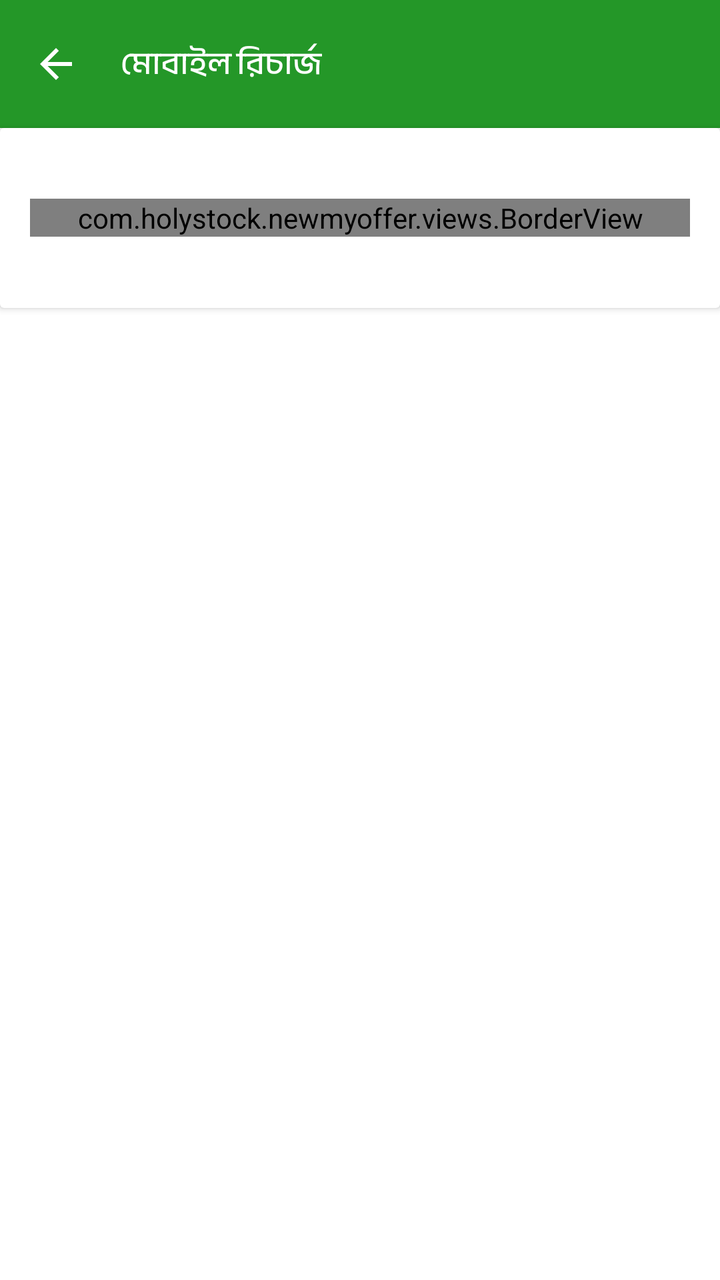
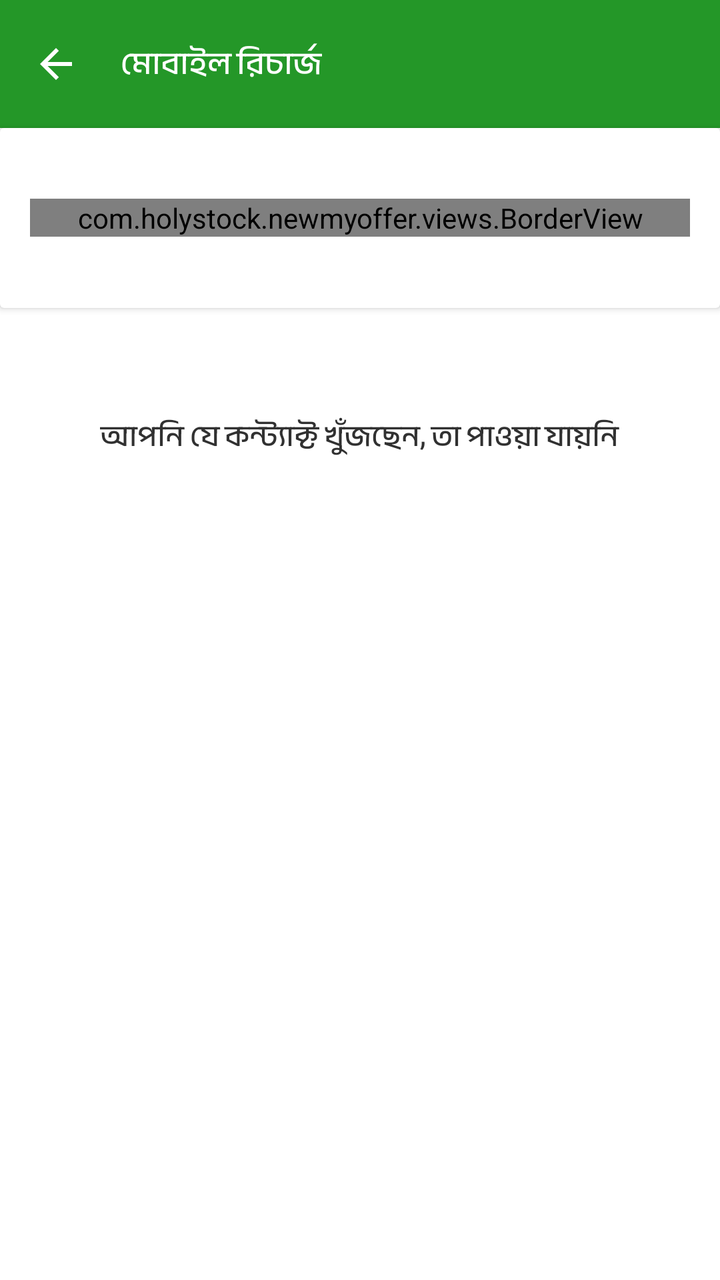

Compare the two renders of this Android layout. The source of the first and the diff that turns it into the second are given below.
<!-- AndroidManifest.xml: application theme Theme.NewMyOffer -->
<!-- res/layout/activity_recharge_number.xml -->
<?xml version="1.0" encoding="utf-8"?>
<RelativeLayout xmlns:android="http://schemas.android.com/apk/res/android"
    xmlns:app="http://schemas.android.com/apk/res-auto"
    xmlns:tools="http://schemas.android.com/tools"
    android:id="@+id/main"
    android:layout_width="match_parent"
    android:layout_height="match_parent"
    android:background="@color/statusBar"
    tools:context=".activity.service.recharge.RechargeNumberActivity">


    <LinearLayout
        android:layout_width="match_parent"
        android:layout_height="match_parent"
        android:background="@color/white"
        android:orientation="vertical">


        <com.google.android.material.appbar.MaterialToolbar
            android:id="@+id/toolbar"
            android:layout_width="match_parent"
            android:layout_height="?attr/actionBarSize"
            android:background="@color/primary"
            android:backgroundTint="@color/primary"
            app:navigationIcon="@drawable/outline_arrow_back_24"
            app:navigationIconTint="@color/white"
            app:title="মোবাইল রিচার্জ"
            app:titleTextAppearance="@style/ToolbarTitleStyle" />


        <androidx.cardview.widget.CardView
            android:layout_width="match_parent"
            android:layout_height="@dimen/_90dp"
            android:backgroundTint="@color/white">

            <com.holystock.newmyoffer.views.BorderView
                android:layout_width="match_parent"
                android:layout_height="wrap_content"
                android:layout_centerVertical="true"
                android:layout_gravity="center_vertical"
                android:layout_marginHorizontal="@dimen/_15dp"
                app:bgColor="@color/beautifulWhite"
                app:borderColor="@color/greyLight"
                app:borderWidth="@dimen/_1.5dp"
                app:cornerRadius="@dimen/_5dp">

                <EditText
                    android:id="@+id/search_bar"
                    android:layout_width="match_parent"
                    android:layout_height="wrap_content"
                    android:layout_centerVertical="true"
                    android:background="@android:color/transparent"
                    android:drawableStart="@drawable/ic_search"
                    android:drawablePadding="8dp"
                    android:drawableTint="@color/grey"
                    android:fontFamily="@font/bangla"
                    android:hint="নাম বা নাম্বার দিন"
                    android:imeOptions="actionDone"
                    android:inputType="textNoSuggestions"
                    android:maxLength="48"
                    android:maxLines="1"
                    android:paddingHorizontal="@dimen/_10dp"
                    android:paddingVertical="@dimen/_12dp"
                    android:textColor="@color/black"
                    android:textColorHint="@color/grey"
                    android:textSize="@dimen/_15sp" />


            </com.holystock.newmyoffer.views.BorderView>


        </androidx.cardview.widget.CardView>

        <androidx.recyclerview.widget.RecyclerView
            android:id="@+id/recyclerView"
            android:layout_width="match_parent"
            android:layout_height="wrap_content"
            tools:listitem="@layout/item_recharge_number" />

        <include
            android:id="@+id/noContactLayout"
            layout="@layout/no_contact_view"
            android:layout_width="match_parent"
            android:layout_height="wrap_content"
            android:visibility="gone" />

    </LinearLayout>


</RelativeLayout>
<!-- res/layout/item_recharge_number.xml (included above) -->
<?xml version="1.0" encoding="utf-8"?>
<RelativeLayout xmlns:android="http://schemas.android.com/apk/res/android"
    xmlns:app="http://schemas.android.com/apk/res-auto"
    android:layout_width="match_parent"
    android:layout_height="wrap_content"
    android:minHeight="64dp">

    <RelativeLayout
        android:id="@+id/mainLayout"
        android:layout_width="match_parent"
        android:layout_height="wrap_content"
        android:background="@drawable/bg_ripple_primary2"
        android:clickable="true"
        android:focusable="true"
        android:minHeight="64dp"
        android:paddingHorizontal="16dp"
        android:paddingVertical="10dp">

        <ImageView
            android:id="@+id/ivPhoto"
            android:layout_width="48dp"
            android:layout_height="48dp"
            android:layout_centerVertical="true"
            android:scaleType="centerCrop" />

        <com.holystock.newmyoffer.views.BorderView
            android:id="@+id/photoLayout"
            app:cornerRadius="1000dp"
            app:borderWidth="@dimen/_0dp"
            android:layout_width="48dp"
            app:bgColor="@color/beautifulWhite"
            android:layout_height="48dp"
            android:layout_centerVertical="true"
            android:scaleType="centerCrop">

            <TextView
                android:id="@+id/tvLetter"
                android:text="A"
                android:textColor="@color/black"
                android:textSize="@dimen/_22sp"
                android:fontFamily="@font/bangla_medium"
                android:layout_centerInParent="true"
                android:layout_width="wrap_content"
                android:layout_height="wrap_content"/>

        </com.holystock.newmyoffer.views.BorderView>


        <TextView
            android:id="@+id/tvName"
            android:layout_width="wrap_content"
            android:layout_height="wrap_content"
            android:layout_alignTop="@id/ivPhoto"
            android:layout_marginStart="12dp"
            android:layout_toEndOf="@id/ivPhoto"
            android:fontFamily="@font/bangla_medium"
            android:includeFontPadding="false"
            android:text="Contact Name"
            android:textColor="@color/black"
            android:textSize="@dimen/_15sp" />

        <TextView
            android:id="@+id/tvNumber"
            android:layout_width="wrap_content"
            android:layout_height="wrap_content"
            android:layout_below="@id/tvName"
            android:layout_marginStart="12dp"
            android:layout_toEndOf="@id/ivPhoto"
            android:fontFamily="@font/bangla"
            android:includeFontPadding="false"
            android:text="01712345678"
            android:textColor="#4A4A4A"
            android:textSize="@dimen/_14sp" />

        <ImageView
            android:id="@+id/arrow_down"
            android:layout_width="wrap_content"
            android:layout_height="wrap_content"
            android:layout_alignParentEnd="true"
            android:layout_centerVertical="true"
            android:visibility="gone"
            android:src="@drawable/keyboard_arrow_down_24dp"
            app:tint="@color/grey" />


    </RelativeLayout>

    <LinearLayout
        android:visibility="gone"
        android:id="@+id/numberContainer"
        android:layout_width="match_parent"
        android:layout_height="wrap_content"
        android:layout_below="@id/mainLayout"
        android:orientation="vertical"
        android:layout_marginStart="@dimen/_60dp"/>


</RelativeLayout>
<!-- res/layout/no_contact_view.xml (included above) -->
<?xml version="1.0" encoding="utf-8"?>
<RelativeLayout xmlns:android="http://schemas.android.com/apk/res/android"
    xmlns:app="http://schemas.android.com/apk/res-auto"
    android:layout_width="match_parent"
    android:layout_height="match_parent"
    android:background="@color/white"
    android:gravity="top">


    <LinearLayout
        android:layout_width="match_parent"
        android:layout_height="wrap_content"
        android:layout_marginTop="@dimen/_50dp"
        android:orientation="vertical">

        <TextView
            android:id="@+id/tvNoTitle"
            android:layout_width="wrap_content"
            android:layout_height="wrap_content"
            android:layout_gravity="center"
            android:fontFamily="@font/bangla_medium"
            android:text="আপনি যে কন্ট্যাক্ট খুঁজছেন, তা পাওয়া যায়নি"
            android:textColor="#313131"
            android:textSize="@dimen/_15sp" />

        <com.holystock.newmyoffer.views.BorderView
            android:layout_width="wrap_content"
            android:layout_height="wrap_content"
            android:layout_gravity="center"
            android:layout_marginTop="@dimen/_20dp"
            android:paddingHorizontal="@dimen/_20dp"
            android:paddingVertical="@dimen/_10dp"
            app:bgColor="@color/primary"
            app:borderWidth="@dimen/_0dp"
            app:cornerRadius="@dimen/_5dp">

            <TextView
                android:layout_width="wrap_content"
                android:layout_height="wrap_content"
                android:layout_gravity="center"
                android:fontFamily="@font/bangla_medium"
                android:text="পরের ধাপে যেতে ট্যাপ করুন"
                android:textColor="@color/white"
                android:textSize="@dimen/_14sp" />


        </com.holystock.newmyoffer.views.BorderView>


    </LinearLayout>


</RelativeLayout>
<!-- resources referenced by this layout -->
<resources>
  <color name="beautifulWhite">#F7F7F7</color>
  <color name="black">#FF000000</color>
  <color name="grey">#808080</color>
  <color name="greyLight">#D3D3D3</color>
  <color name="primary">#249728</color>
  <color name="statusBar">@color/primary</color>
  <color name="white">#FFFFFFFF</color>
  <dimen name="_0dp">0dp</dimen>
  <dimen name="_1.5dp">1.5dp</dimen>
  <dimen name="_10dp">10.0dp</dimen>
  <dimen name="_12dp">12.0dp</dimen>
  <dimen name="_14sp">14.0sp</dimen>
  <dimen name="_15dp">15.0dp</dimen>
  <dimen name="_15sp">15.0sp</dimen>
  <dimen name="_20dp">20.0dp</dimen>
  <dimen name="_22sp">22.0sp</dimen>
  <dimen name="_50dp">50.0dp</dimen>
  <dimen name="_5dp">5.0dp</dimen>
  <dimen name="_60dp">60.0dp</dimen>
  <dimen name="_90dp">90.0dp</dimen>
  <!-- drawable bg_ripple_primary2 (drawable) -->
  <?xml version="1.0" encoding="utf-8"?>
  <ripple xmlns:android="http://schemas.android.com/apk/res/android"
      android:color="@color/primaryLight">
  
      <item>
          <shape>
              <solid android:color="@android:color/white"/>
          </shape>
      </item>
  
  </ripple>
  <!-- drawable ic_search (drawable) -->
  <vector xmlns:android="http://schemas.android.com/apk/res/android"
      android:width="24dp"
      android:height="24dp"
      android:viewportWidth="960"
      android:viewportHeight="960">
    <path
        android:pathData="M784,840 L532,588q-30,24 -69,38t-83,14q-109,0 -184.5,-75.5T120,380q0,-109 75.5,-184.5T380,120q109,0 184.5,75.5T640,380q0,44 -14,83t-38,69l252,252 -56,56ZM380,560q75,0 127.5,-52.5T560,380q0,-75 -52.5,-127.5T380,200q-75,0 -127.5,52.5T200,380q0,75 52.5,127.5T380,560Z"
        android:fillColor="#000000"/>
  </vector>
  <!-- drawable keyboard_arrow_down_24dp (drawable) -->
  <vector xmlns:android="http://schemas.android.com/apk/res/android"
      android:width="24dp"
      android:height="24dp"
      android:viewportWidth="960"
      android:viewportHeight="960">
    <path
        android:pathData="M480,616 L240,376l56,-56 184,184 184,-184 56,56 -240,240Z"
        android:fillColor="#000000"/>
  </vector>
  <!-- drawable outline_arrow_back_24 (drawable) -->
  <vector xmlns:android="http://schemas.android.com/apk/res/android" android:autoMirrored="true" android:height="24dp" android:tint="#000000" android:viewportHeight="960" android:viewportWidth="960" android:width="24dp">
        
      <path android:fillColor="@android:color/white" android:pathData="M313,520L537,744L480,800L160,480L480,160L537,216L313,440L800,440L800,520L313,520Z"/>
      
  </vector>
  <style name="ToolbarTitleStyle">
          <item name="android:textSize">@dimen/_toolbarText</item>
          <item name="android:fontFamily">@font/bangla_medium</item>
          <item name="android:textStyle">normal</item>
          <item name="android:textColor">@color/white</item>
      </style>
  <style name="Theme.NewMyOffer" parent="Base.Theme.NewMyOffer" />
  <color name="primaryLight">#D4F2D4</color>
  <dimen name="_toolbarText">@dimen/_16sp</dimen>
  <style name="Base.Theme.NewMyOffer" parent="Theme.Material3.DayNight.NoActionBar">
          
           <item name="colorPrimary">@color/primary</item>
           <item name="colorSecondary">@color/primary</item>
      </style>
  <dimen name="_16sp">16.0sp</dimen>
</resources>

<!-- the commit's change to res/layout/activity_recharge_number.xml (unified diff, before → after) -->
@@ -78,11 +78,7 @@
             tools:listitem="@layout/item_recharge_number" />
 
         <include
-            android:id="@+id/noContactLayout"
-            layout="@layout/no_contact_view"
-            android:layout_width="match_parent"
-            android:layout_height="wrap_content"
-            android:visibility="gone" />
+            layout="@layout/no_contact_view" />
 
     </LinearLayout>
 
@@ -191,6 +187,7 @@
 <?xml version="1.0" encoding="utf-8"?>
 <RelativeLayout xmlns:android="http://schemas.android.com/apk/res/android"
     xmlns:app="http://schemas.android.com/apk/res-auto"
+    android:id="@+id/noContactLayout"
     android:layout_width="match_parent"
     android:layout_height="match_parent"
     android:background="@color/white"
@@ -214,12 +211,14 @@
             android:textSize="@dimen/_15sp" />
 
         <com.holystock.newmyoffer.views.BorderView
+            android:id="@+id/nextBtn"
             android:layout_width="wrap_content"
             android:layout_height="wrap_content"
             android:layout_gravity="center"
             android:layout_marginTop="@dimen/_20dp"
             android:paddingHorizontal="@dimen/_20dp"
             android:paddingVertical="@dimen/_10dp"
+            android:visibility="gone"
             app:bgColor="@color/primary"
             app:borderWidth="@dimen/_0dp"
             app:cornerRadius="@dimen/_5dp">
